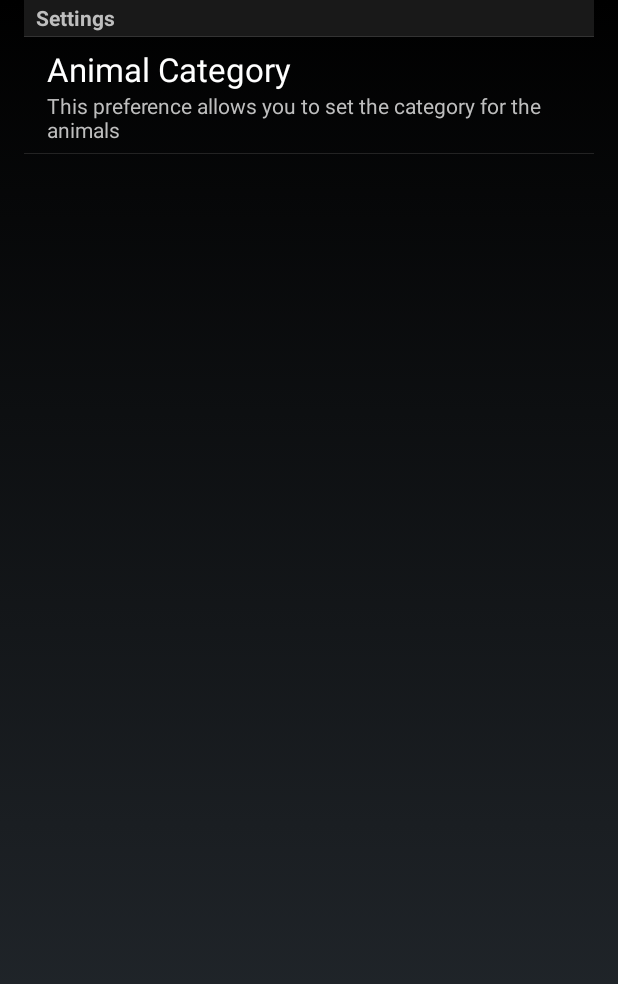
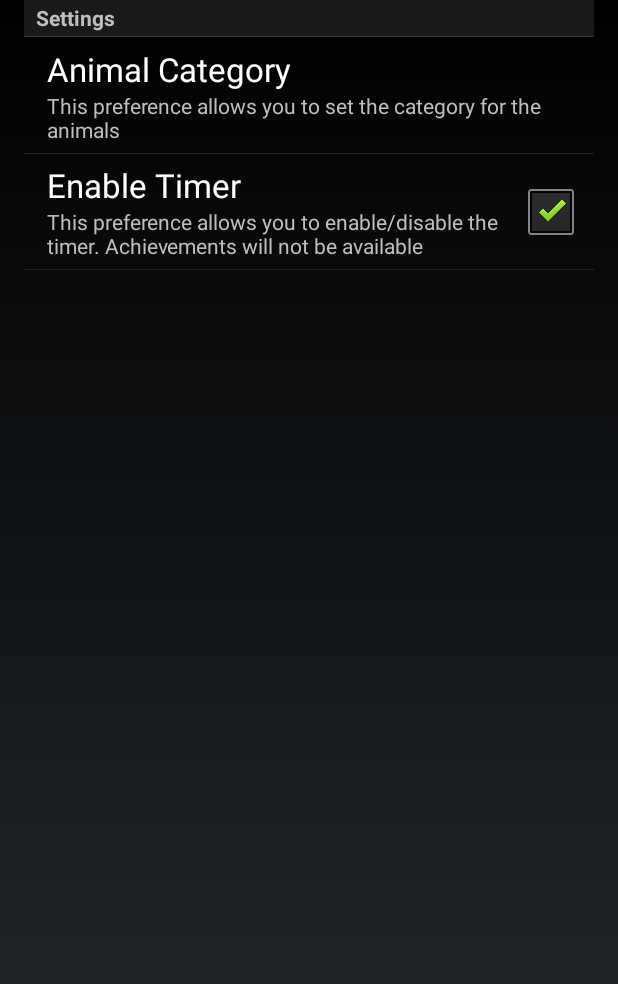
Before and after one commit to anirus-engg/zoomania, an Android app: the screen it shows after launch (SettingsActivity), after a tap on "Settings", on a phone screen of 412 x 824 dp. Shown: the top 984 px of the screen. Run offline under Robolectric (Android 15) with nearby library versions, the phone set to English and light mode, and no system bars; our stand-ins replace AdMob.

Commit message:
added a setting to disable timer

```diff
--- a/AndroidApp/build.gradle
+++ b/AndroidApp/build.gradle
@@ -14,8 +14,8 @@ android {
     defaultConfig {
         minSdkVersion 11
         targetSdkVersion 25
-        versionCode 7
-        versionName "3.4"
+        versionCode 8
+        versionName "4.0"
         applicationId "com.udaan.zoomania.ui"
         signingConfig signingConfigs.config
     }
--- a/AndroidApp/src/main/java/com/udaan/zoomania/logic/Board.java
+++ b/AndroidApp/src/main/java/com/udaan/zoomania/logic/Board.java
@@ -8,6 +8,7 @@ import java.util.Collections;
 import java.util.LinkedList;
 import java.util.List;
 
+import com.udaan.zoomania.ui.MainActivity;
 import com.udaan.zoomania.ui.R;
 
 import android.content.Context;
@@ -81,6 +82,10 @@ public class Board {
 	public boolean removeFlag(int index) {
 		Log.d(getClass().toString(), "Removing flag index: " + data[randInt[index]][0] + " randInt:" + randInt[index]);
 		Log.d(getClass().toString(), "Removed:" + list.remove(index));
+		Log.d(getClass().toString(), "Remaining: " + list.size());
+        if (list.size() <= 3) {
+            return false;
+        }
 		Collections.shuffle(list);
 		return true;
 	}
--- a/AndroidApp/src/main/res/values/strings.xml
+++ b/AndroidApp/src/main/res/values/strings.xml
@@ -18,7 +18,7 @@
     <string name="space">\u0020</string>
     <string name="score">0</string>
     <string name="score_text">Score:</string>
-	<string name="times_up">Game Over</string>
+    <string name="times_up">Game Over.  Disable timer to learn.</string>
     <string name="new_game">New Game</string>
     <string name="resume">Resume</string>
     <string name="facebook_post">\u0020Post your score</string>
@@ -59,4 +59,7 @@
         <item>ru</item>
         <item>ko</item>
     </string-array>
+    <string name="enable_timer">Enable Timer</string>
+    <string name="enable_timer_summary">This preference allows you to enable/disable the timer. Achievements will not be available</string>
+    <string name="game_complete">Well Done, you have identified all of them.  Enable timer for achievements.</string>
 </resources>
--- a/AndroidApp/src/main/res/xml/activity_settings.xml
+++ b/AndroidApp/src/main/res/xml/activity_settings.xml
@@ -1,9 +1,9 @@
 <?xml version="1.0" encoding="utf-8"?>
 <PreferenceScreen xmlns:android="http://schemas.android.com/apk/res/android"
-    android:background="#3D4856" >
+                  android:background="#3D4856">
 <PreferenceCategory
         android:title="@string/settings"
-        android:background="#3D4856" >
+        android:background="#3D4856">
     <ListPreference
             android:id="@+id/flags_category"
             android:title="@string/flags"
@@ -11,6 +11,12 @@
             android:key="category"
             android:defaultValue="birds"
             android:entries="@array/category_list"
-        	android:entryValues="@array/category_code" />
+            android:entryValues="@array/category_code"/>
+    <CheckBoxPreference
+            android:id="@+id/enable_timer"
+            android:title="@string/enable_timer"
+            android:summary="@string/enable_timer_summary"
+            android:key="enable_timer"
+            android:defaultValue="true"/>
 </PreferenceCategory>
 </PreferenceScreen>
```
Also changed, not shown: AndroidApp/src/main/java/com/udaan/zoomania/ui/MainActivity.java (+48 -6 lines), AndroidApp/src/main/res/layout/activity_main.xml (+4 -4 lines), AndroidApp/src/main/res/layout/alert_gamecomplete.xml (added, +11 -0 lines), 1 other file. Lines whose indentation alone changed are shown as unchanged.
